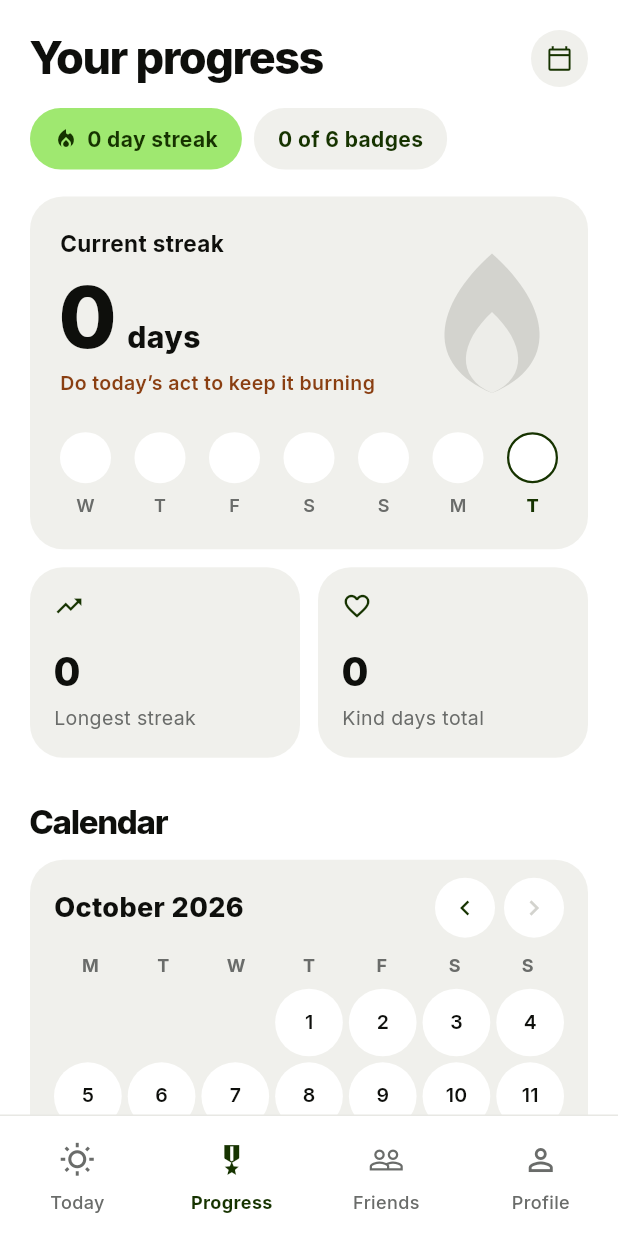
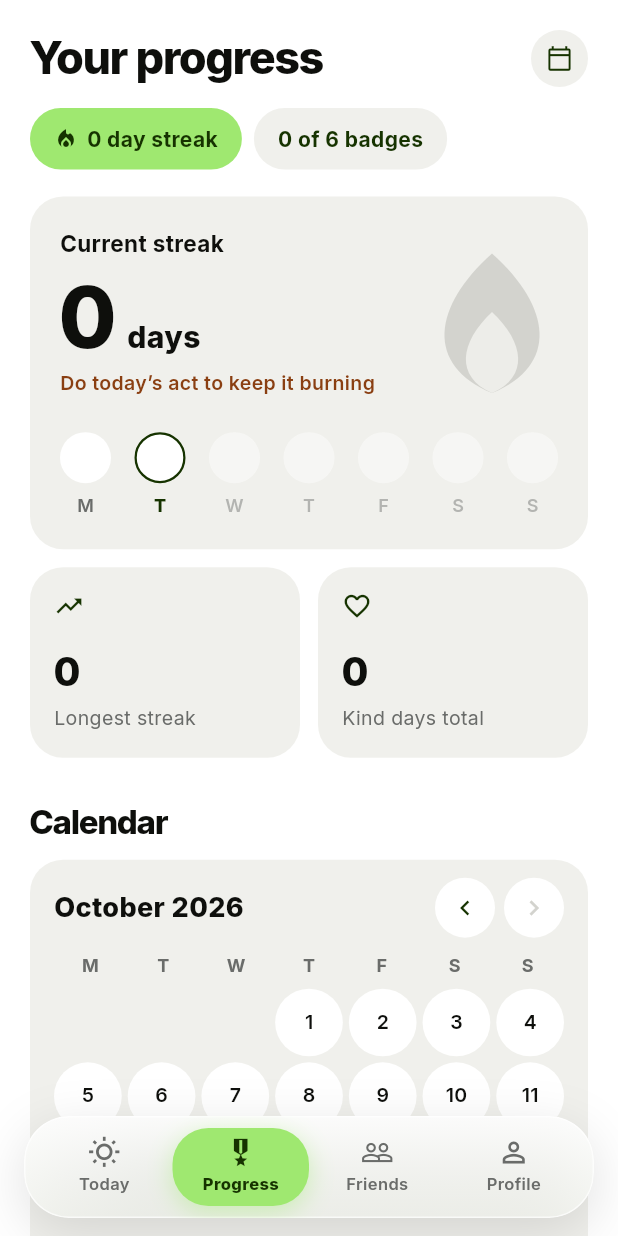
Before and after one commit to alihamzajj/be-kind-app, a Flutter app: the ProgressScreen screen opened by its route, on a phone screen of 412 x 824 dp. Run offline on Flutter 3.47's test engine with Material 3 defaults, Android fonts, the phone set to English and light mode, and no system bars; our stand-ins replace flutter_local_notifications, flutter_riverpod, flutter_timezone, go_router, google_fonts, share_plus and 3 more; accounts and stored records are empty.

Commit message:
feat(nav): glass tab bar; fix(progress): week strip runs Monday to Sunday
- Mobile tab bar is now a floating frosted-glass pill (backdrop blur,
  translucent gradient, soft shadow) with an animated lime highlight on
  the active tab. Pages scroll underneath it and pad for its height.
- Progress week strip showed the last 7 days ending today (e.g.
  T F S S M T W). It now shows the current week Mon..Sun, with today
  outlined and later days faded.

Co-Authored-By: Claude Opus 5.5 <noreply@anthropic.com>

```diff
--- a/lib/app/app_shell.dart
+++ b/lib/app/app_shell.dart
@@ -1,4 +1,7 @@
+import 'dart:ui' show ImageFilter;
+
 import 'package:flutter/material.dart';
+import 'package:flutter/services.dart';
 import 'package:go_router/go_router.dart';
 import 'package:be_kind/app/theme/app_colors.dart';
 
@@ -60,39 +63,168 @@ class _MobileScaffold extends StatelessWidget {
   Widget build(BuildContext context) {
     return Scaffold(
       backgroundColor: AppColors.ground,
-      body: SafeArea(
-        bottom: false,
-        child: child,
+      // Pages scroll underneath the floating glass bar.
+      extendBody: true,
+      body: SafeArea(bottom: false, child: child),
+      bottomNavigationBar: _GlassNavBar(
+        currentIndex: currentIndex,
+        onSelected: onDestinationSelected,
       ),
-      bottomNavigationBar: Container(
+    );
+  }
+}
+
+typedef _NavItem = ({IconData icon, IconData activeIcon, String label});
+
+const List<_NavItem> _navItems = [
+  (icon: Icons.wb_sunny_outlined, activeIcon: Icons.wb_sunny, label: 'Today'),
+  (
+    icon: Icons.military_tech_outlined,
+    activeIcon: Icons.military_tech,
+    label: 'Progress',
+  ),
+  (icon: Icons.people_outline, activeIcon: Icons.people, label: 'Friends'),
+  (icon: Icons.person_outline, activeIcon: Icons.person, label: 'Profile'),
+];
+
+/// Floating frosted-glass tab bar with a lime pill on the active tab.
+class _GlassNavBar extends StatelessWidget {
+  const _GlassNavBar({required this.currentIndex, required this.onSelected});
+
+  final int currentIndex;
+  final ValueChanged<int> onSelected;
+
+  @override
+  Widget build(BuildContext context) {
+    final dark = AppColors.palette.brightness == Brightness.dark;
+    final radius = BorderRadius.circular(30);
+    return SafeArea(
+      top: false,
+      minimum: const EdgeInsets.fromLTRB(16, 0, 16, 12),
+      child: DecoratedBox(
         decoration: BoxDecoration(
-          border: Border(top: BorderSide(color: AppColors.line, width: 1)),
-        ),
-        child: NavigationBar(
-          selectedIndex: currentIndex,
-          onDestinationSelected: onDestinationSelected,
-          destinations: const [
-            NavigationDestination(
-              icon: Icon(Icons.wb_sunny_outlined),
-              selectedIcon: Icon(Icons.wb_sunny),
-              label: 'Today',
-            ),
-            NavigationDestination(
-              icon: Icon(Icons.military_tech_outlined),
-              selectedIcon: Icon(Icons.military_tech),
-              label: 'Progress',
-            ),
-            NavigationDestination(
-              icon: Icon(Icons.people_outline),
-              selectedIcon: Icon(Icons.people),
-              label: 'Friends',
-            ),
-            NavigationDestination(
-              icon: Icon(Icons.person_outline),
-              selectedIcon: Icon(Icons.person),
-              label: 'Profile',
+          borderRadius: radius,
+          boxShadow: [
+            BoxShadow(
+              color: Colors.black.withValues(alpha: dark ? 0.45 : 0.12),
+              blurRadius: 30,
+              offset: const Offset(0, 10),
             ),
           ],
+        ),
+        child: ClipRRect(
+          borderRadius: radius,
+          child: BackdropFilter(
+            filter: ImageFilter.blur(sigmaX: 20, sigmaY: 20),
+            child: Container(
+              height: 68,
+              padding: const EdgeInsets.all(7),
+              decoration: BoxDecoration(
+                borderRadius: radius,
+                border: Border.all(
+                  color: Colors.white.withValues(alpha: dark ? 0.12 : 0.7),
+                ),
+                gradient: LinearGradient(
+                  begin: Alignment.topCenter,
+                  end: Alignment.bottomCenter,
+                  colors: dark
+                      ? [
+                          const Color(0xFF2A2D27).withValues(alpha: 0.72),
+                          const Color(0xFF151713).withValues(alpha: 0.72),
+                        ]
+                      : [
+                          Colors.white.withValues(alpha: 0.82),
+                          const Color(0xFFF4F6F0).withValues(alpha: 0.68),
+                        ],
+                ),
+              ),
+              child: Row(
+                children: [
+                  for (var i = 0; i < _navItems.length; i++)
+                    Expanded(
+                      child: _GlassNavButton(
+                        item: _navItems[i],
+                        selected: i == currentIndex,
+                        onTap: () => onSelected(i),
+                      ),
+                    ),
+                ],
+              ),
+            ),
+          ),
+        ),
+      ),
+    );
+  }
+}
+
+class _GlassNavButton extends StatelessWidget {
+  const _GlassNavButton({
+    required this.item,
+    required this.selected,
+    required this.onTap,
+  });
+
+  final _NavItem item;
+  final bool selected;
+  final VoidCallback onTap;
+
+  @override
+  Widget build(BuildContext context) {
+    final fg = selected ? AppColors.onLime : AppColors.muted;
+    final radius = BorderRadius.circular(24);
+    return Semantics(
+      button: true,
+      selected: selected,
+      label: item.label,
+      excludeSemantics: true,
+      child: Material(
+        type: MaterialType.transparency,
+        child: InkWell(
+          borderRadius: radius,
+          onTap: () {
+            HapticFeedback.selectionClick();
+            onTap();
+          },
+          child: AnimatedContainer(
+            duration: const Duration(milliseconds: 260),
+            curve: Curves.easeOutCubic,
+            decoration: BoxDecoration(
+              borderRadius: radius,
+              color: selected ? AppColors.lime : Colors.transparent,
+              boxShadow: selected
+                  ? [
+                      BoxShadow(
+                        color: AppColors.lime.withValues(alpha: 0.45),
+                        blurRadius: 14,
+                        offset: const Offset(0, 4),
+                      ),
+                    ]
+                  : null,
+            ),
+            child: Column(
+              mainAxisAlignment: MainAxisAlignment.center,
+              children: [
+                Icon(
+                  selected ? item.activeIcon : item.icon,
+                  size: 22,
+                  color: fg,
+                ),
+                const SizedBox(height: 2),
+                Text(
+                  item.label,
+                  maxLines: 1,
+                  overflow: TextOverflow.fade,
+                  softWrap: false,
+                  style: TextStyle(
+                    fontSize: 11,
+                    fontWeight: selected ? FontWeight.w800 : FontWeight.w600,
+                    color: fg,
+                  ),
+                ),
+              ],
+            ),
+          ),
         ),
       ),
     );
--- a/lib/features/friends/friends_screen.dart
+++ b/lib/features/friends/friends_screen.dart
@@ -77,11 +77,17 @@ class _FriendsScreenState extends State<FriendsScreen> {
 
     return Scaffold(
       body: SafeArea(
+        bottom: false,
         child: RefreshIndicator(
           onRefresh: _loadFriends,
           child: SingleChildScrollView(
             physics: const AlwaysScrollableScrollPhysics(),
-            padding: EdgeInsets.fromLTRB(hPad, 20, hPad, 32),
+            padding: EdgeInsets.fromLTRB(
+              hPad,
+              20,
+              hPad,
+              32 + MediaQuery.paddingOf(context).bottom,
+            ),
             child: Column(
               crossAxisAlignment: CrossAxisAlignment.start,
               children: [
--- a/lib/features/home/today_screen.dart
+++ b/lib/features/home/today_screen.dart
@@ -172,7 +172,13 @@ class _TodayScreenState extends ConsumerState<TodayScreen> {
     ];
 
     return SingleChildScrollView(
-      padding: EdgeInsets.fromLTRB(hPad, 16, hPad, 32),
+      // Bottom inset clears the floating glass nav bar.
+      padding: EdgeInsets.fromLTRB(
+        hPad,
+        16,
+        hPad,
+        32 + MediaQuery.paddingOf(context).bottom,
+      ),
       child: Center(
         child: ConstrainedBox(
           constraints: const BoxConstraints(maxWidth: 680),
--- a/lib/features/profile/profile_screen.dart
+++ b/lib/features/profile/profile_screen.dart
@@ -178,8 +178,14 @@ class ProfilePlaceholderScreen extends ConsumerWidget {
 
     return Scaffold(
       body: SafeArea(
+        bottom: false,
         child: SingleChildScrollView(
-          padding: EdgeInsets.fromLTRB(hPad, 24, hPad, 32),
+          padding: EdgeInsets.fromLTRB(
+            hPad,
+            24,
+            hPad,
+            32 + MediaQuery.paddingOf(context).bottom,
+          ),
           child: Column(
             crossAxisAlignment: CrossAxisAlignment.start,
             children: [
--- a/lib/features/streaks/progress_screen.dart
+++ b/lib/features/streaks/progress_screen.dart
@@ -37,15 +37,17 @@ class ProgressScreen extends ConsumerWidget {
     final streak = state.streakResult;
     final now = DateTime.now();
 
-    // Last 7 days, oldest first
+    // This week, Monday to Sunday
     const dayNames = ['M', 'T', 'W', 'T', 'F', 'S', 'S'];
     final completedDates = state.allCompletions.map((c) => c.localDate).toSet();
+    final monday = DateTime(now.year, now.month, now.day - (now.weekday - 1));
     final week = List.generate(7, (i) {
-      final date = now.subtract(Duration(days: 6 - i));
+      final date = DateTime(monday.year, monday.month, monday.day + i);
       return (
-        label: dayNames[date.weekday - 1],
+        label: dayNames[i],
         done: completedDates.contains(StreakEngine.formatLocalDate(date)),
-        isToday: i == 6,
+        isToday: i == now.weekday - 1,
+        isFuture: i > now.weekday - 1,
       );
     });
 
@@ -53,7 +55,12 @@ class ProgressScreen extends ConsumerWidget {
     final doneToday = state.todayCompletion != null;
 
     return SingleChildScrollView(
-      padding: EdgeInsets.fromLTRB(hPad, 20, hPad, 32),
+      padding: EdgeInsets.fromLTRB(
+        hPad,
+        20,
+        hPad,
+        32 + MediaQuery.paddingOf(context).bottom,
+      ),
       child: Column(
         crossAxisAlignment: CrossAxisAlignment.start,
         children: [
@@ -162,7 +169,12 @@ class ProgressScreen extends ConsumerWidget {
                   mainAxisAlignment: MainAxisAlignment.spaceBetween,
                   children: [
                     for (final d in week)
-                      _DayDot(label: d.label, done: d.done, isToday: d.isToday),
+                      _DayDot(
+                        label: d.label,
+                        done: d.done,
+                        isToday: d.isToday,
+                        isFuture: d.isFuture,
+                      ),
                   ],
                 ),
               ],
@@ -232,14 +244,25 @@ class _DayDot extends StatelessWidget {
     required this.label,
     required this.done,
     required this.isToday,
+    required this.isFuture,
   });
 
   final String label;
   final bool done;
   final bool isToday;
 
+  /// Later this week: shown faded since it can't be done yet.
+  final bool isFuture;
+
   @override
   Widget build(BuildContext context) {
+    return Opacity(
+      opacity: isFuture ? 0.45 : 1,
+      child: _dot(),
+    );
+  }
+
+  Widget _dot() {
     return Column(
       children: [
         Container(
--- a/tool/preview_today_test.dart
+++ b/tool/preview_today_test.dart
@@ -50,7 +50,7 @@ void main() {
   for (final dark in [false, true]) {
     testWidgets('preview today ${dark ? 'dark' : 'light'}', (tester) async {
       SharedPreferences.setMockInitialValues({});
-      tester.view.physicalSize = const Size(390, 1500);
+      tester.view.physicalSize = const Size(390, 844);
       tester.view.devicePixelRatio = 1;
       addTearDown(tester.view.resetPhysicalSize);
       await tester.pumpWidget(
```
Also changed, not shown: 1 other file.
